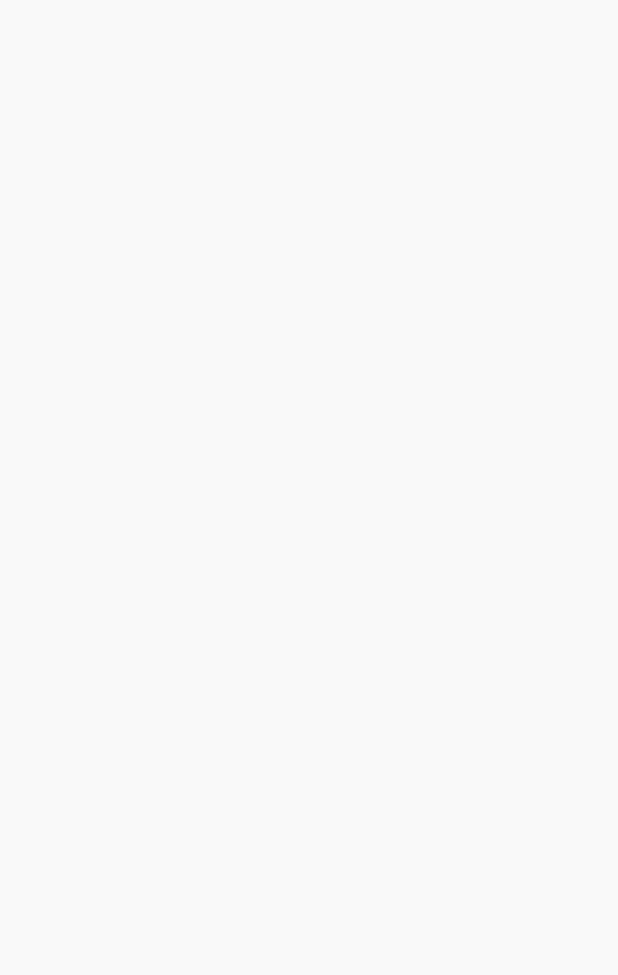
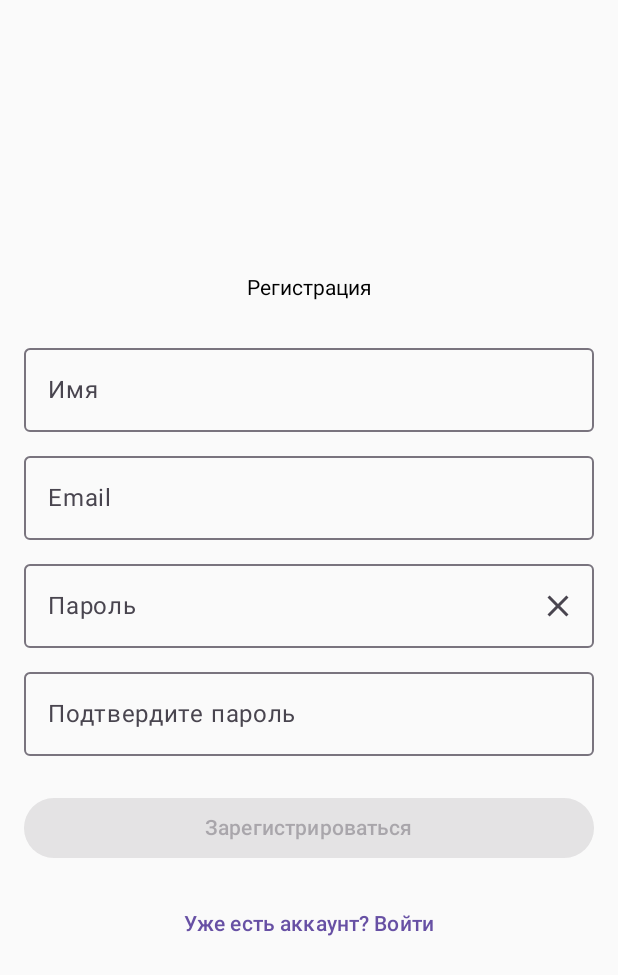
Before and after one commit to MaryHofman/milf-co, an Android app built with Jetpack Compose: the screen it shows after launch (MainActivity), on a phone screen of 412 x 824 dp. Before the commit the part shown is empty. Shown: the top 975 px of the screen. Run offline under Robolectric (Android 15) with nearby library versions, the phone set to English and light mode, and no system bars.

Commit message:
Немного поигрался с авторизацией, основным экраном и выдачей результатов

```diff
--- a/programm/app/src/main/java/com/example/hack/MainActivity.kt
+++ b/programm/app/src/main/java/com/example/hack/MainActivity.kt
@@ -1,17 +1,26 @@
 package com.example.hack
 
+import android.annotation.SuppressLint
+import android.content.Context
 import android.os.Bundle
 import androidx.activity.ComponentActivity
 import androidx.activity.compose.setContent
 import androidx.activity.enableEdgeToEdge
+import androidx.compose.runtime.Composable
+import androidx.compose.runtime.MutableState
+import androidx.compose.runtime.mutableStateOf
+import androidx.compose.runtime.remember
 import com.example.hack.db.connectToDatabase
-import com.example.hack.db.executeQuery
+import com.example.hack.db.getByUrlAndUser
 //import com.example.hack.db.DBConfig
 //import com.example.hack.db.DBRepositiry
 //import com.example.hack.db.DatabaseFactory
-import kotlinx.coroutines.runBlocking
+
+const val urlDB = ""
+const val user_id = 0
 
 class MainActivity : ComponentActivity() {
+    @SuppressLint("MutableCollectionMutableState")
     override fun onCreate(savedInstanceState: Bundle?) {
         super.onCreate(savedInstanceState)
         enableEdgeToEdge()
@@ -32,8 +41,32 @@ class MainActivity : ComponentActivity() {
 //                }
 //            }
 
+
+
             val connection = connectToDatabase("", "admin", "0000")
-            connection?.let { executeQuery(connection, "", 0) }
+            connection?.let { getByUrlAndUser(connection, "", 0) }
+
+            val appState = remember { mutableStateOf(AppState.MENU) }
+            val urlSelect = remember { mutableStateOf("") }
+            val urls = remember { mutableStateOf(mutableListOf("")) }
+
+            val sharedPreferences = getSharedPreferences("Autorized", MODE_PRIVATE)
+            if (!sharedPreferences.getBoolean("is_autorized", false))
+                appState.value = AppState.AUTORIZED
+
+            App(appState, applicationContext, urlSelect, urls)
         }
     }
 }
+
+@Composable
+fun App(appState: MutableState<AppState>,
+        context: Context,
+        urlSelect: MutableState<String>,
+        urls: MutableState<MutableList<String>>) {
+    when (appState.value) {
+        AppState.AUTORIZED -> Aurorized(appState, context, {_, _, _ -> Unit}, {})
+        AppState.MENU -> Menu(appState, urlSelect, urls)
+        AppState.URL -> UrlView(urlSelect)
+    }
+}
--- /dev/null
+++ b/programm/app/src/main/java/com/example/hack/view.kt
@@ -0,0 +1,255 @@
+package com.example.hack
+
+import android.annotation.SuppressLint
+import android.content.Context
+import androidx.compose.foundation.border
+import androidx.compose.foundation.layout.Arrangement
+import androidx.compose.foundation.layout.Box
+import androidx.compose.foundation.layout.Column
+import androidx.compose.foundation.layout.Row
+import androidx.compose.foundation.layout.Spacer
+import androidx.compose.foundation.layout.fillMaxSize
+import androidx.compose.foundation.layout.fillMaxWidth
+import androidx.compose.foundation.layout.height
+import androidx.compose.foundation.layout.padding
+import androidx.compose.foundation.lazy.LazyColumn
+import androidx.compose.foundation.shape.RoundedCornerShape
+import androidx.compose.foundation.text.KeyboardOptions
+import androidx.compose.material.icons.Icons
+import androidx.compose.material.icons.filled.AddCircle
+import androidx.compose.material.icons.filled.Close
+import androidx.compose.material.icons.filled.Info
+import androidx.compose.material.icons.filled.Lock
+import androidx.compose.material3.Button
+import androidx.compose.material3.Icon
+import androidx.compose.material3.IconButton
+import androidx.compose.material3.OutlinedTextField
+import androidx.compose.material3.Text
+import androidx.compose.material3.TextButton
+import androidx.compose.runtime.Composable
+import androidx.compose.runtime.MutableState
+import androidx.compose.runtime.getValue
+import androidx.compose.runtime.mutableStateOf
+import androidx.compose.runtime.remember
+import androidx.compose.runtime.setValue
+import androidx.compose.ui.Alignment
+import androidx.compose.ui.Modifier
+import androidx.compose.ui.draw.clip
+import androidx.compose.ui.draw.scale
+import androidx.compose.ui.graphics.Color
+import androidx.compose.ui.text.input.KeyboardType
+import androidx.compose.ui.text.input.PasswordVisualTransformation
+import androidx.compose.ui.tooling.preview.Preview
+import androidx.compose.ui.unit.dp
+import androidx.compose.ui.unit.sp
+import com.example.hack.db.connectToDatabase
+import com.example.hack.db.getByUrlAndUser
+import kotlinx.coroutines.CoroutineScope
+import kotlinx.coroutines.Dispatchers
+import kotlinx.coroutines.launch
+import java.sql.ResultSet
+
+@Composable
+fun Aurorized(appState: MutableState<AppState>,
+              context: Context,
+              onRegisterClick: (String, String, String) -> Unit,
+              onLoginClick: () -> Unit
+              ) {
+    var name by remember { mutableStateOf("") }
+    var email by remember { mutableStateOf("") }
+    var password by remember { mutableStateOf("") }
+    var confirmPassword by remember { mutableStateOf("") }
+    var passwordVisible by remember { mutableStateOf(false) }
+
+    Column(
+        modifier = Modifier
+            .fillMaxSize()
+            .padding(16.dp),
+        verticalArrangement = Arrangement.Center,
+        horizontalAlignment = Alignment.CenterHorizontally
+    ) {
+        Text(
+            text = "Регистрация",
+            modifier = Modifier.padding(bottom = 24.dp)
+        )
+
+        OutlinedTextField(
+            value = name,
+            onValueChange = { name = it },
+            label = { Text("Имя") },
+            modifier = Modifier.fillMaxWidth(),
+            singleLine = true
+        )
+
+        Spacer(modifier = Modifier.height(8.dp))
+
+        OutlinedTextField(
+            value = email,
+            onValueChange = { email = it },
+            label = { Text("Email") },
+            modifier = Modifier.fillMaxWidth(),
+            singleLine = true,
+            keyboardOptions = KeyboardOptions(keyboardType = KeyboardType.Email)
+        )
+
+        Spacer(modifier = Modifier.height(8.dp))
+
+        OutlinedTextField(
+            value = password,
+            onValueChange = { password = it },
+            label = { Text("Пароль") },
+            modifier = Modifier.fillMaxWidth(),
+            visualTransformation = if (passwordVisible) {
+                PasswordVisualTransformation()
+            } else {
+                PasswordVisualTransformation()
+            },
+            keyboardOptions = KeyboardOptions(keyboardType = KeyboardType.Password),
+            trailingIcon = {
+                IconButton(onClick = { passwordVisible = !passwordVisible }) {
+                    Icon(
+                        if (passwordVisible) Icons.Default.Lock else Icons.Default.Close,
+                        contentDescription = if (passwordVisible) "Скрыть пароль" else "Показать пароль"
+                    )
+                }
+            }
+        )
+
+        Spacer(modifier = Modifier.height(8.dp))
+
+        OutlinedTextField(
+            value = confirmPassword,
+            onValueChange = { confirmPassword = it },
+            label = { Text("Подтвердите пароль") },
+            modifier = Modifier.fillMaxWidth(),
+            visualTransformation = if (passwordVisible) {
+                PasswordVisualTransformation()
+            } else {
+                PasswordVisualTransformation()
+            },
+            keyboardOptions = KeyboardOptions(keyboardType = KeyboardType.Password)
+        )
+
+        Spacer(modifier = Modifier.height(24.dp))
+
+        Button(
+            onClick = {
+                if (password == confirmPassword) {
+                    onRegisterClick(name, email, password)
+                }
+            },
+            modifier = Modifier.fillMaxWidth(),
+            enabled = name.isNotBlank() && email.isNotBlank() && password.isNotBlank() && confirmPassword.isNotBlank()
+        ) {
+            Text("Зарегистрироваться")
+        }
+
+        Spacer(modifier = Modifier.height(16.dp))
+
+        TextButton(onClick = onLoginClick) {
+            Text("Уже есть аккаунт? Войти")
+        }
+    }
+}
+
+@Composable
+fun Menu(appState: MutableState<AppState> = mutableStateOf(AppState.MENU),
+         urlSelect: MutableState<String> = mutableStateOf(""),
+         urls: MutableState<MutableList<String>>
+) {
+    Box(Modifier.fillMaxSize()) {
+        LazyColumn(
+            Modifier.fillMaxSize(),
+            horizontalAlignment = Alignment.Start,
+            verticalArrangement = Arrangement.Top
+        ) {
+            items(urls.value.size) { url ->
+                Row(Modifier
+                    .padding(5.dp)
+                    .fillMaxWidth()
+                    .border(
+                        width = 3.dp,
+                    color = Color.Black,
+                    shape = RoundedCornerShape(10.dp)
+                    )
+                    .clip(RoundedCornerShape(10.dp))
+                ) {
+                    Text(
+                        urls.value[url], fontSize = 24.sp,
+                        modifier = Modifier
+                            .padding(10.dp)
+                            .weight(4f)
+                    )
+                    IconButton(
+                        onClick = {
+                            urlSelect.value = urls.value[url]
+                            appState.value = AppState.URL
+                                  },
+                        content = {
+                            Icon(
+                                Icons.Default.Info,
+                                contentDescription = "Info"
+                            )
+                        },
+                        modifier = Modifier
+                            .border(width = 3.dp, color = Color.Black)
+                            .weight(1f)
+                    )
+                }
+            }
+        }
+        IconButton(
+            onClick = { dishargeVideo(urls) },
+            content = {
+                Icon(
+                    Icons.Default.AddCircle,
+                    contentDescription = "Add",
+                    modifier = Modifier.scale(2f)
+                )
+            },
+            modifier = Modifier
+                .align(Alignment.BottomEnd)
+                .padding(10.dp)
+        )
+    }
+}
+
+fun dishargeVideo(urls: MutableState<MutableList<String>>) {
+    val url = ""
+    val coroutineScope = CoroutineScope(Dispatchers.IO)
+    coroutineScope.launch {
+        // Отправляем видео на сервер
+    }
+    urls.value.add(url)
+}
+
+fun requestBD(url: String): ResultSet? {
+    // Получаем по url обработанные данные видео с сервера
+    val connect = connectToDatabase(urlDB, "", "")
+    return connect?.let { getByUrlAndUser(connect, url, user_id) }
+}
+
+@Composable
+fun UrlView(url: MutableState<String>) {
+    val result = requestBD(url.value)
+    Box(Modifier.fillMaxSize()) {
+        if (result == null) {
+            Text("")
+        }
+
+    }
+}
+
+enum class AppState {
+                    AUTORIZED,
+                    MENU,
+                    URL
+}
+
+@SuppressLint("MutableCollectionMutableState")
+@Preview(showSystemUi = true)
+@Composable
+fun PreviewMenu() {
+    val urls = remember{ mutableStateOf(mutableListOf("0", "1")) }
+    Menu(urls = urls)
+}
```
Also changed, not shown: programm/app/src/main/java/com/example/hack/db/newDB.kt (+3 -4 lines).
